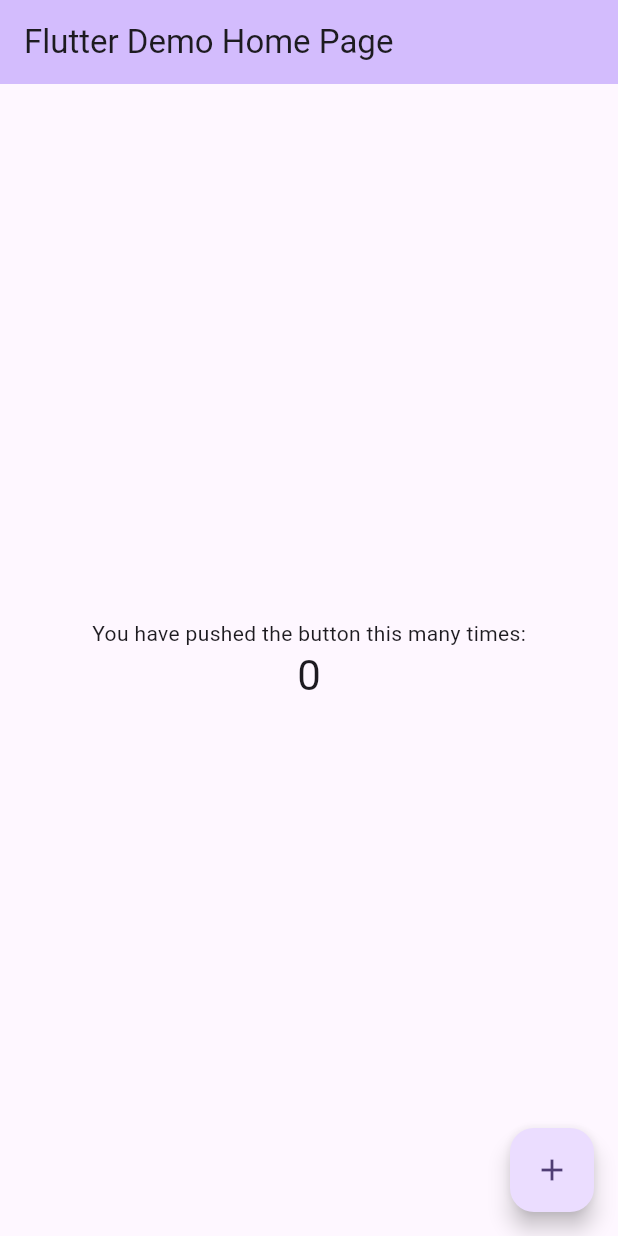
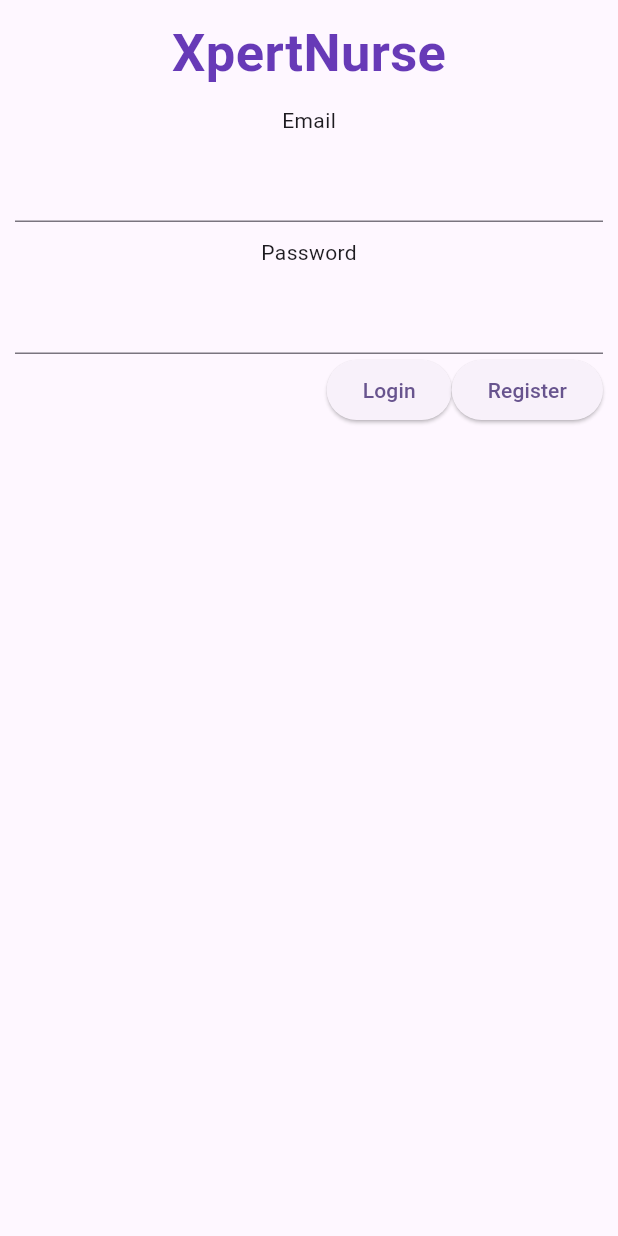
Before and after one commit to XpertBotTeam/xpertnursemobile, a Flutter app: the screen it shows after launch, on a phone screen of 412 x 824 dp. Run offline on Flutter 3.47's test engine with Material 3 defaults, Android fonts, the phone set to English and light mode, and no system bars; our stand-ins replace dio, get.

Commit message:
registration page

```diff
--- /dev/null
+++ b/lib/Bindings/LoginBinding.dart
@@ -0,0 +1,9 @@
+import 'package:get/get.dart';
+import 'package:xpertnursemobile/Controllers/LoginController.dart';
+
+class LoginBinding extends Bindings {
+  @override
+  void dependencies () {
+    Get.lazyPut(() => LoginController());
+  }
+}
--- /dev/null
+++ b/lib/Bindings/RegisterBinding.dart
@@ -0,0 +1,9 @@
+import 'package:get/get.dart';
+import 'package:xpertnursemobile/Controllers/RegisterController.dart';
+
+class RegisterBinding extends Bindings {
+  @override
+  void dependencies () {
+    Get.lazyPut(() => RegisterController());
+  }
+}
--- /dev/null
+++ b/lib/Controllers/LoginController.dart
@@ -0,0 +1,15 @@
+import 'package:flutter/cupertino.dart';
+import 'package:get/get.dart';
+import 'package:xpertnursemobile/Models/User.dart';
+
+class LoginController extends GetxController{
+  TextEditingController email = TextEditingController();
+  TextEditingController password = TextEditingController();
+
+  void login ()
+  {
+    User user = User(email:email.value.text,password: password.value.text);
+    String request_body = user.toJson();
+  }
+
+}
--- /dev/null
+++ b/lib/Controllers/RegisterController.dart
@@ -0,0 +1,41 @@
+import 'package:flutter/cupertino.dart';
+import 'package:get/get.dart';
+import 'package:xpertnursemobile/Core/Dialog.dart';
+import 'package:xpertnursemobile/Core/Network/DioClient.dart';
+
+import '../Models/User.dart';
+
+class RegisterController extends GetxController{
+
+  TextEditingController name = TextEditingController();
+  TextEditingController phone = TextEditingController();
+  TextEditingController email = TextEditingController();
+  TextEditingController password = TextEditingController();
+
+
+  void register() async
+  {
+    print("function is called");
+    try{
+      User user = User(name: name.value.text, email:email.value.text, phone: phone.value.text, password: password.value.text);
+      String request_body = user.toJson();
+      var post = await DioClient().getInstance().post('/register',data: request_body);
+      print("response");
+      print(post.data);
+      if(post.statusCode==200)
+        {
+          showSuccessDialog(Get.context!, "Success", "User Registered Successfully", (){
+
+          });
+        }
+
+    }catch(exception)
+    {
+      print(exception);
+    }finally{
+
+    }
+  }
+
+
+}
--- /dev/null
+++ b/lib/Models/User.dart
@@ -0,0 +1,30 @@
+import 'dart:convert';
+
+class User {
+  final String? name;
+  final String email;
+  final String? phone;
+  final String? password;
+
+
+  User({
+    this.name,
+    required this.email,
+    this.phone,
+    this.password
+});
+
+
+  Map <String,dynamic> ToMap(){
+    return {
+      'name':name,
+      'email':email,
+      'phone':phone,
+      'password':password
+    };
+  }
+
+  String toJson()=> json.encode(ToMap());
+
+
+}
--- /dev/null
+++ b/lib/Routes/AppPage.dart
@@ -0,0 +1,14 @@
+import 'package:get/get.dart';
+import 'package:xpertnursemobile/Bindings/LoginBinding.dart';
+import 'package:xpertnursemobile/Bindings/RegisterBinding.dart';
+import 'package:xpertnursemobile/Routes/AppRoute.dart';
+import 'package:xpertnursemobile/Views/Login.dart';
+import 'package:xpertnursemobile/Views/Register.dart';
+
+class AppPage {
+  static final List<GetPage> pages = [
+    GetPage(name: AppRoute.login, page: ()=>Login(),binding: LoginBinding()),
+    GetPage(name: AppRoute.register, page: ()=>Register(),binding: RegisterBinding()),
+
+  ];
+}
--- /dev/null
+++ b/lib/Routes/AppRoute.dart
@@ -0,0 +1,4 @@
+class AppRoute {
+  static const String login = "/Login";
+  static const String register = "/Register";
+}
--- /dev/null
+++ b/lib/Views/Login.dart
@@ -0,0 +1,75 @@
+import 'package:flutter/cupertino.dart';
+import 'package:flutter/material.dart';
+import 'package:get/get.dart';
+import 'package:xpertnursemobile/Controllers/LoginController.dart';
+import 'package:xpertnursemobile/Routes/AppPage.dart';
+import 'package:xpertnursemobile/Routes/AppRoute.dart';
+
+class Login extends GetView<LoginController>
+{
+    @override
+  Widget build(BuildContext context)
+    {
+      return Scaffold(
+          body: Padding(
+            padding: EdgeInsets.only(
+              top:10,
+              left: 10,
+              right: 10
+            ),
+            child: Expanded(
+              child: SingleChildScrollView(
+                child: Column(
+                  children: [
+                    Row(
+                      mainAxisAlignment: MainAxisAlignment.center,
+                      children: [
+                        Text(
+                          "XpertNurse",
+                          style: TextStyle(
+                            fontSize: 35,
+                            color: Colors.deepPurple,
+                            fontWeight: FontWeight.bold
+                          ),
+                        )
+                      ]
+
+                    ),
+                    SizedBox(height: 10),
+                    Text("Email"),
+                    SizedBox(height: 10),
+                    TextField(
+                      controller: controller.email,
+                    ),
+                    SizedBox(height: 10,),
+                    Text("Password"),
+                    SizedBox(height: 10),
+                    TextField(
+                      controller: controller.password,
+                      obscureText: true,
+                    ),
+                    Row(
+                      mainAxisAlignment: MainAxisAlignment.end,
+                      children: [
+                        ElevatedButton(
+                            onPressed: (){
+                              print("clicked");
+                              print("email");
+                              print(controller.email.text);
+                            } , child: Text("Login")
+                        ),
+                        ElevatedButton(
+                            onPressed: (){
+                              Get.toNamed(AppRoute.register);
+                            } , child: Text("Register")
+                        )
+                      ],
+                    )
+                  ],
+                ),
+              ),
+            ),
+          ),
+      );
+    }
+}
--- a/lib/main.dart
+++ b/lib/main.dart
@@ -1,4 +1,8 @@
 import 'package:flutter/material.dart';
+import 'package:get/get.dart';
+import 'package:xpertnursemobile/Routes/AppPage.dart';
+import 'package:xpertnursemobile/Routes/AppRoute.dart';
+import 'package:xpertnursemobile/Views/Login.dart';
 
 void main() {
   runApp(const MyApp());
@@ -10,116 +14,15 @@
   // This widget is the root of your application.
   @override
   Widget build(BuildContext context) {
-    return MaterialApp(
-      title: 'Flutter Demo',
+    return GetMaterialApp(
+      title: "XpertNurse",
       theme: ThemeData(
-        // This is the theme of your application.
-        //
-        // TRY THIS: Try running your application with "flutter run". You'll see
-        // the application has a purple toolbar. Then, without quitting the app,
-        // try changing the seedColor in the colorScheme below to Colors.green
-        // and then invoke "hot reload" (save your changes or press the "hot
-        // reload" button in a Flutter-supported IDE, or press "r" if you used
-        // the command line to start the app).
-        //
-        // Notice that the counter didn't reset back to zero; the application
-        // state is not lost during the reload. To reset the state, use hot
-        // restart instead.
-        //
-        // This works for code too, not just values: Most code changes can be
-        // tested with just a hot reload.
         colorScheme: ColorScheme.fromSeed(seedColor: Colors.deepPurple),
-        useMaterial3: true,
+        useMaterial3: true
       ),
-      home: const MyHomePage(title: 'Flutter Demo Home Page'),
+      initialRoute: AppRoute.login,
+      getPages: AppPage.pages,
+      home: Login(),
     );
   }
 }
-
-class MyHomePage extends StatefulWidget {
-  const MyHomePage({super.key, required this.title});
-
-  // This widget is the home page of your application. It is stateful, meaning
-  // that it has a State object (defined below) that contains fields that affect
-  // how it looks.
-
-  // This class is the configuration for the state. It holds the values (in this
-  // case the title) provided by the parent (in this case the App widget) and
-  // used by the build method of the State. Fields in a Widget subclass are
-  // always marked "final".
-
-  final String title;
-
-  @override
-  State<MyHomePage> createState() => _MyHomePageState();
-}
-
-class _MyHomePageState extends State<MyHomePage> {
-  int _counter = 0;
-
-  void _incrementCounter() {
-    setState(() {
-      // This call to setState tells the Flutter framework that something has
-      // changed in this State, which causes it to rerun the build method below
-      // so that the display can reflect the updated values. If we changed
-      // _counter without calling setState(), then the build method would not be
-      // called again, and so nothing would appear to happen.
-      _counter++;
-    });
-  }
-
-  @override
-  Widget build(BuildContext context) {
-    // This method is rerun every time setState is called, for instance as done
-    // by the _incrementCounter method above.
-    //
-    // The Flutter framework has been optimized to make rerunning build methods
-    // fast, so that you can just rebuild anything that needs updating rather
-    // than having to individually change instances of widgets.
-    return Scaffold(
-      appBar: AppBar(
-        // TRY THIS: Try changing the color here to a specific color (to
-        // Colors.amber, perhaps?) and trigger a hot reload to see the AppBar
-        // change color while the other colors stay the same.
-        backgroundColor: Theme.of(context).colorScheme.inversePrimary,
-        // Here we take the value from the MyHomePage object that was created by
-        // the App.build method, and use it to set our appbar title.
-        title: Text(widget.title),
-      ),
-      body: Center(
-        // Center is a layout widget. It takes a single child and positions it
-        // in the middle of the parent.
-        child: Column(
-          // Column is also a layout widget. It takes a list of children and
-          // arranges them vertically. By default, it sizes itself to fit its
-          // children horizontally, and tries to be as tall as its parent.
-          //
-          // Column has various properties to control how it sizes itself and
-          // how it positions its children. Here we use mainAxisAlignment to
-          // center the children vertically; the main axis here is the vertical
-          // axis because Columns are vertical (the cross axis would be
-          // horizontal).
-          //
-          // TRY THIS: Invoke "debug painting" (choose the "Toggle Debug Paint"
-          // action in the IDE, or press "p" in the console), to see the
-          // wireframe for each widget.
-          mainAxisAlignment: MainAxisAlignment.center,
-          children: <Widget>[
-            const Text(
-              'You have pushed the button this many times:',
-            ),
-            Text(
-              '$_counter',
-              style: Theme.of(context).textTheme.headlineMedium,
-            ),
-          ],
-        ),
-      ),
-      floatingActionButton: FloatingActionButton(
-        onPressed: _incrementCounter,
-        tooltip: 'Increment',
-        child: const Icon(Icons.add),
-      ), // This trailing comma makes auto-formatting nicer for build methods.
-    );
-  }
-}
--- a/pubspec.yaml
+++ b/pubspec.yaml
@@ -35,6 +35,9 @@ dependencies:
   # The following adds the Cupertino Icons font to your application.
   # Use with the CupertinoIcons class for iOS style icons.
   cupertino_icons: ^1.0.2
+  get: ^4.6.6
+  dio: ^5.4.1
+  shared_preferences: ^2.2.2
 
 dev_dependencies:
   flutter_test:
```
Also changed, not shown: lib/Core/Dialog.dart (added, +27 -0 lines), lib/Core/Network/DioClient.dart (added, +13 -0 lines), lib/Views/Register.dart (added, +78 -0 lines), pubspec.lock, 10 other files.
